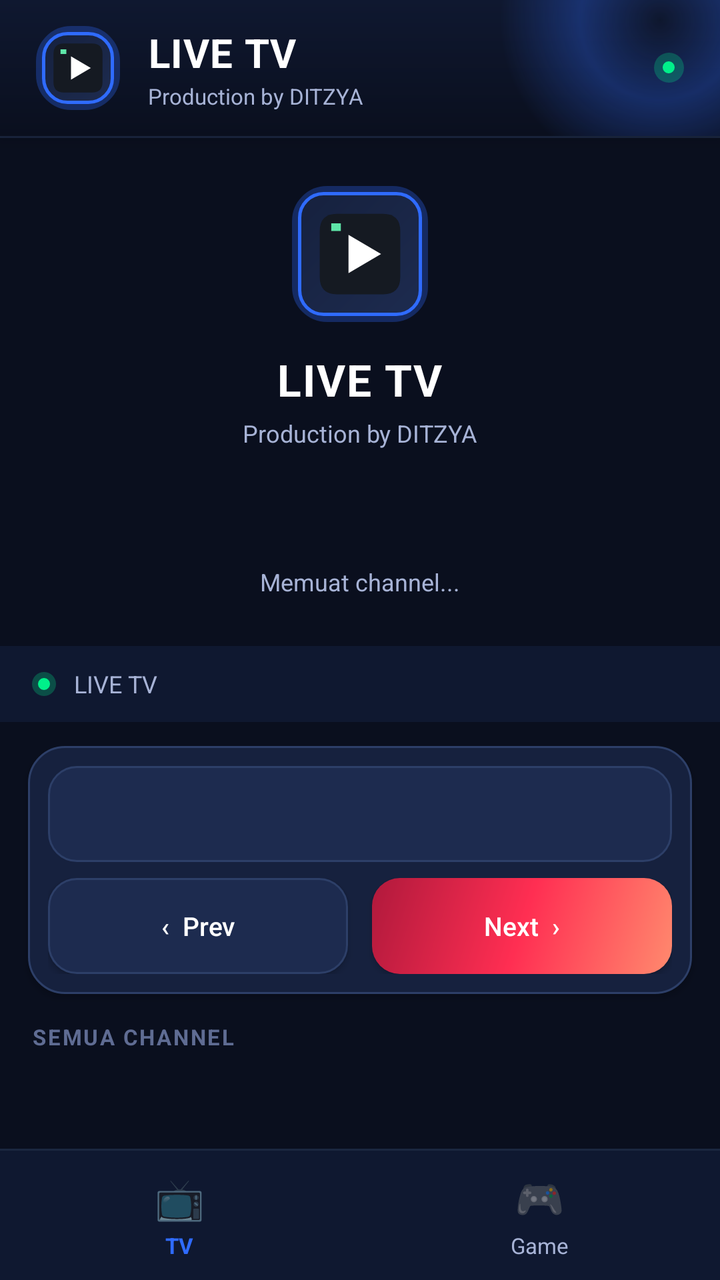
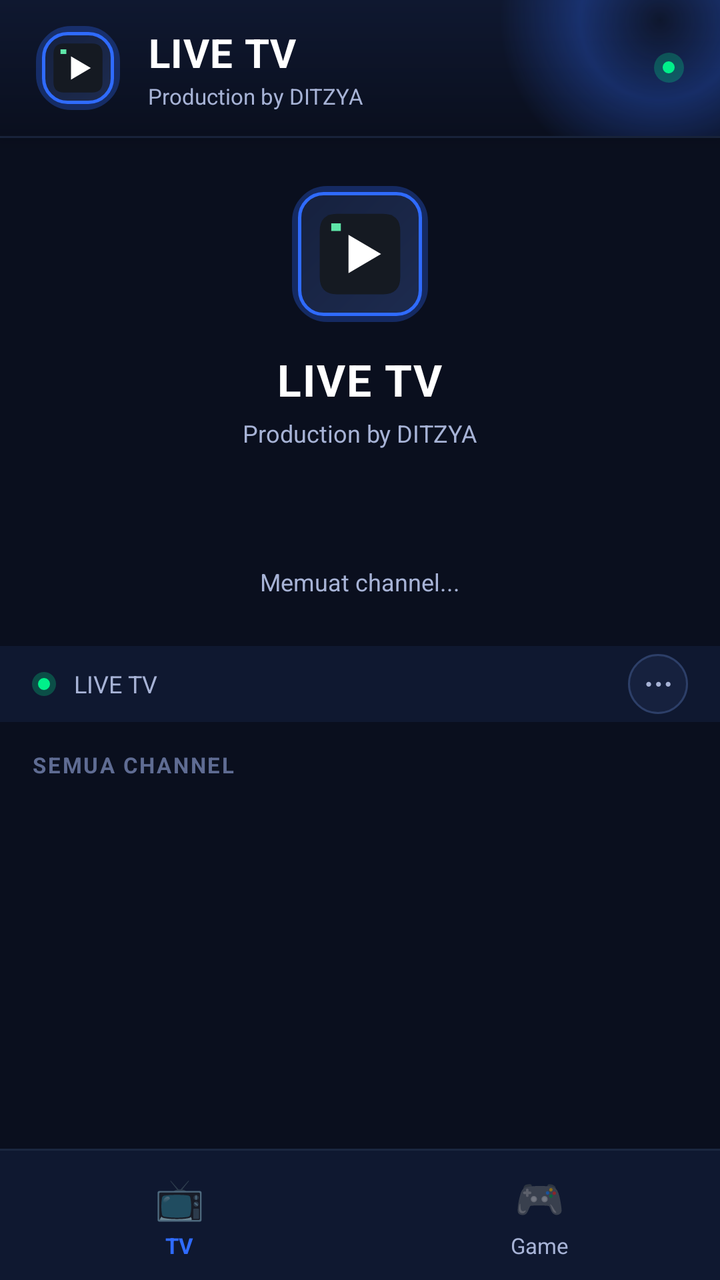

Two renders of the same Android screen: before a commit and after it. Below are the layout's source before the change and the commit's diff.
<!-- AndroidManifest.xml: application theme Theme.BITTV -->
<!-- res/layout/activity_main.xml -->
<?xml version="1.0" encoding="utf-8"?>
<LinearLayout xmlns:android="http://schemas.android.com/apk/res/android"
    xmlns:app="http://schemas.android.com/apk/res-auto"
    android:layout_width="match_parent"
    android:layout_height="match_parent"
    android:orientation="vertical"
    android:background="@color/bg_root">

    
    <LinearLayout
        android:id="@+id/topBar"
        android:layout_width="match_parent"
        android:layout_height="68dp"
        android:gravity="center_vertical"
        android:paddingStart="18dp"
        android:paddingEnd="18dp"
        android:background="@drawable/bg_topbar"
        android:elevation="6dp">

        <FrameLayout
            android:layout_width="42dp"
            android:layout_height="42dp"
            android:background="@drawable/bg_logo_frame"
            android:padding="7dp">

            <ImageView
                android:layout_width="match_parent"
                android:layout_height="match_parent"
                android:src="@drawable/ic_app_logo"
                android:scaleType="centerInside"
                android:contentDescription="@string/app_name" />
        </FrameLayout>

        <LinearLayout
            android:layout_width="0dp"
            android:layout_height="wrap_content"
            android:layout_weight="1"
            android:orientation="vertical"
            android:paddingStart="14dp">

            <TextView
                android:layout_width="wrap_content"
                android:layout_height="wrap_content"
                android:text="@string/app_name"
                android:textColor="@color/text_primary"
                android:textSize="20sp"
                android:letterSpacing="0.02"
                android:textStyle="bold" />

            <TextView
                android:id="@+id/activeChannelText"
                android:layout_width="wrap_content"
                android:layout_height="wrap_content"
                android:layout_marginTop="1dp"
                android:text="@string/production_by"
                android:textColor="@color/text_secondary"
                android:textSize="11sp"
                android:maxLines="1"
                android:ellipsize="end" />
        </LinearLayout>

        <View
            android:layout_width="15dp"
            android:layout_height="15dp"
            android:background="@drawable/bg_live_dot" />
    </LinearLayout>

    
    <View
        android:layout_width="match_parent"
        android:layout_height="1dp"
        android:background="@color/divider" />

    
    <LinearLayout
        android:id="@+id/tvContentContainer"
        android:layout_width="match_parent"
        android:layout_height="0dp"
        android:layout_weight="1"
        android:orientation="vertical">

        <FrameLayout
            android:id="@+id/startupOverlay"
            android:layout_width="match_parent"
            android:layout_height="wrap_content"
            android:minHeight="230dp"
            android:background="@color/bg_root"
            android:foregroundGravity="center">

        <LinearLayout
            android:layout_width="match_parent"
            android:layout_height="match_parent"
            android:gravity="center"
            android:orientation="vertical"
            android:padding="24dp">

            <FrameLayout
                android:layout_width="68dp"
                android:layout_height="68dp"
                android:background="@drawable/bg_logo_frame"
                android:padding="11dp">

                <ImageView
                    android:layout_width="match_parent"
                    android:layout_height="match_parent"
                    android:src="@drawable/ic_app_logo"
                    android:scaleType="centerInside"
                    android:contentDescription="@string/app_name" />
            </FrameLayout>

            <TextView
                android:layout_width="wrap_content"
                android:layout_height="wrap_content"
                android:layout_marginTop="14dp"
                android:text="LIVE TV"
                android:textColor="@color/text_primary"
                android:textStyle="bold"
                android:letterSpacing="0.03"
                android:textSize="22sp" />

            <TextView
                android:id="@+id/startupSubtitle"
                android:layout_width="wrap_content"
                android:layout_height="wrap_content"
                android:layout_marginTop="4dp"
                android:text="Production by DITZYA"
                android:textColor="@color/text_secondary"
                android:textSize="12sp" />

            <ProgressBar
                android:layout_width="28dp"
                android:layout_height="28dp"
                android:layout_marginTop="20dp"
                android:indeterminateTint="@color/accent" />

            <TextView
                android:layout_width="wrap_content"
                android:layout_height="wrap_content"
                android:layout_marginTop="10dp"
                android:text="Memuat channel..."
                android:textColor="@color/text_secondary"
                android:textSize="12sp" />
        </LinearLayout>
    </FrameLayout>

    <com.bittv.iptv.ui.RatioFrameLayout
        android:id="@+id/playerContainer"
        android:layout_width="match_parent"
        android:layout_height="wrap_content"
        android:background="#000000"
        android:visibility="gone">


        <Button
            android:id="@+id/fullscreenRetryButton"
            android:layout_width="wrap_content"
            android:layout_height="48dp"
            android:layout_gravity="center"
            android:paddingStart="22dp"
            android:paddingEnd="22dp"
            android:background="@drawable/bg_button_primary"
            android:textColor="@color/text_primary"
            android:text="↻  Coba Lagi"
            android:textAllCaps="false"
            android:textSize="13sp"
            android:visibility="gone" />

        <androidx.media3.ui.PlayerView
            android:id="@+id/playerView"
            android:layout_width="match_parent"
            android:layout_height="match_parent"
            android:background="#000000"
            app:use_controller="false"
            app:show_buffering="when_playing"
            app:resize_mode="fit"
            app:controller_layout_id="@layout/exo_player_control_view"
            app:show_shuffle_button="false"
            app:show_subtitle_button="false"
            app:show_vr_button="false"
            app:show_previous_button="false"
            app:show_next_button="false"
            app:show_rewind_button="false"
            app:show_fastforward_button="false" />

        <View
            android:layout_width="match_parent"
            android:layout_height="56dp"
            android:layout_gravity="bottom"
            android:background="@drawable/scrim_player_bottom" />

        <Button
            android:id="@+id/fullscreenButton"
            android:layout_width="42dp"
            android:layout_height="42dp"
            android:layout_gravity="bottom|end"
            android:layout_marginEnd="10dp"
            android:layout_marginBottom="10dp"
            android:background="@drawable/bg_fullscreen_toggle"
            android:text="⛶"
            android:textColor="@color/text_primary"
            android:textSize="20sp"
            android:minWidth="0dp"
            android:minHeight="0dp"
            android:padding="0dp"
            android:elevation="6dp"
            android:contentDescription="Fullscreen" />

    </com.bittv.iptv.ui.RatioFrameLayout>

    <LinearLayout
        android:id="@+id/statusBar"
        android:layout_width="match_parent"
        android:layout_height="38dp"
        android:gravity="center_vertical"
        android:paddingStart="16dp"
        android:paddingEnd="16dp"
        android:background="@color/bg_root_soft">

        <View
            android:layout_width="12dp"
            android:layout_height="12dp"
            android:layout_marginEnd="9dp"
            android:background="@drawable/bg_live_dot" />

        <TextView
            android:id="@+id/statusText"
            android:layout_width="0dp"
            android:layout_height="wrap_content"
            android:layout_weight="1"
            android:text="LIVE TV"
            android:textColor="@color/text_secondary"
            android:textSize="12sp"
            android:maxLines="1"
            android:ellipsize="end" />
    </LinearLayout>

    
    <LinearLayout
        android:layout_width="match_parent"
        android:layout_height="wrap_content"
        android:orientation="vertical"
        android:layout_marginStart="14dp"
        android:layout_marginTop="12dp"
        android:layout_marginEnd="14dp"
        android:background="@drawable/bg_channel"
        android:padding="10dp"
        android:elevation="2dp">

        
        <EditText
            android:id="@+id/searchInput"
            android:layout_width="0dp"
            android:layout_height="0dp"
            android:visibility="gone" />

        <Spinner
            android:id="@+id/groupSpinner"
            android:layout_width="match_parent"
            android:layout_height="48dp"
            android:background="@drawable/bg_input"
            android:paddingStart="14dp"
            android:paddingEnd="14dp" />

        <LinearLayout
            android:layout_width="match_parent"
            android:layout_height="48dp"
            android:layout_marginTop="8dp"
            android:orientation="horizontal">

            <Button
                android:id="@+id/previousButton"
                android:layout_width="0dp"
                android:layout_height="match_parent"
                android:layout_weight="1"
                android:layout_marginEnd="6dp"
                android:background="@drawable/bg_button_outline"
                android:textColor="@color/text_primary"
                android:text="‹  Prev"
                android:textAllCaps="false"
                android:textSize="13sp" />

            <Button
                android:id="@+id/nextButton"
                android:layout_width="0dp"
                android:layout_height="match_parent"
                android:layout_weight="1"
                android:layout_marginStart="6dp"
                android:background="@drawable/bg_button_primary"
                android:textColor="@color/text_primary"
                android:text="Next  ›"
                android:textAllCaps="false"
                android:textSize="13sp" />
        </LinearLayout>
    </LinearLayout>

    <Button
        android:id="@+id/retryButton"
        android:layout_width="match_parent"
        android:layout_height="46dp"
        android:layout_marginStart="14dp"
        android:layout_marginTop="10dp"
        android:layout_marginEnd="14dp"
        android:background="@drawable/bg_button_primary"
        android:textColor="@color/text_primary"
        android:textAllCaps="false"
        android:text="↻  Coba Lagi"
        android:visibility="gone" />

    <TextView
        android:layout_width="wrap_content"
        android:layout_height="wrap_content"
        android:layout_marginStart="16dp"
        android:layout_marginTop="14dp"
        android:layout_marginBottom="2dp"
        android:text="SEMUA CHANNEL"
        android:textColor="@color/text_tertiary"
        android:textSize="11sp"
        android:textStyle="bold"
        android:letterSpacing="0.08" />

    <androidx.recyclerview.widget.RecyclerView
        android:id="@+id/channelList"
        android:layout_width="match_parent"
        android:layout_height="0dp"
        android:layout_weight="1"
        android:clipToPadding="false"
        android:paddingStart="8dp"
        android:paddingTop="6dp"
        android:paddingEnd="8dp"
        android:paddingBottom="16dp" />

    </LinearLayout>
    

    
    <LinearLayout
        android:id="@+id/gameContentContainer"
        android:layout_width="match_parent"
        android:layout_height="0dp"
        android:layout_weight="1"
        android:orientation="vertical"
        android:visibility="gone">

        
        <ScrollView
            android:id="@+id/gameMenuContainer"
            android:layout_width="match_parent"
            android:layout_height="match_parent"
            android:clipToPadding="false"
            android:scrollbars="none">

            <LinearLayout
                android:layout_width="match_parent"
                android:layout_height="wrap_content"
                android:orientation="vertical"
                android:padding="16dp">

                <TextView
                    android:layout_width="wrap_content"
                    android:layout_height="wrap_content"
                    android:layout_marginBottom="14dp"
                    android:text="🎮 PILIH GAME"
                    android:textColor="@color/game_accent_light"
                    android:textStyle="bold"
                    android:textSize="13sp"
                    android:letterSpacing="0.06" />

                <LinearLayout
                    android:id="@+id/gameCardTebakGambar"
                    android:layout_width="match_parent"
                    android:layout_height="wrap_content"
                    android:layout_marginBottom="12dp"
                    android:orientation="horizontal"
                    android:gravity="center_vertical"
                    android:background="@drawable/bg_button_game"
                    android:padding="16dp"
                    android:clickable="true"
                    android:focusable="true">

                    <TextView
                        android:layout_width="wrap_content"
                        android:layout_height="wrap_content"
                        android:layout_marginEnd="14dp"
                        android:text="🖼️"
                        android:textSize="28sp" />

                    <LinearLayout
                        android:layout_width="0dp"
                        android:layout_height="wrap_content"
                        android:layout_weight="1"
                        android:orientation="vertical">

                        <TextView
                            android:layout_width="match_parent"
                            android:layout_height="wrap_content"
                            android:text="Tebak Gambar"
                            android:textColor="@color/text_primary"
                            android:textStyle="bold"
                            android:textSize="15sp" />

                        <TextView
                            android:layout_width="match_parent"
                            android:layout_height="wrap_content"
                            android:layout_marginTop="2dp"
                            android:text="Tebak gambarnya sebelum waktu habis"
                            android:textColor="@color/text_secondary"
                            android:textSize="12sp"
                            android:maxLines="1"
                            android:ellipsize="end" />
                    </LinearLayout>

                    <TextView
                        android:layout_width="wrap_content"
                        android:layout_height="wrap_content"
                        android:text="›"
                        android:textColor="@color/game_accent_light"
                        android:textStyle="bold"
                        android:textSize="22sp" />
                </LinearLayout>

                <LinearLayout
                    android:layout_width="match_parent"
                    android:layout_height="wrap_content"
                    android:layout_marginBottom="12dp"
                    android:orientation="horizontal"
                    android:gravity="center_vertical"
                    android:background="@drawable/bg_button_outline"
                    android:padding="16dp"
                    android:alpha="0.55">

                    <TextView
                        android:layout_width="wrap_content"
                        android:layout_height="wrap_content"
                        android:layout_marginEnd="14dp"
                        android:text="🔤"
                        android:textSize="28sp" />

                    <LinearLayout
                        android:layout_width="0dp"
                        android:layout_height="wrap_content"
                        android:layout_weight="1"
                        android:orientation="vertical">

                        <TextView
                            android:layout_width="match_parent"
                            android:layout_height="wrap_content"
                            android:text="Tebak Kata"
                            android:textColor="@color/text_primary"
                            android:textStyle="bold"
                            android:textSize="15sp" />

                        <TextView
                            android:layout_width="match_parent"
                            android:layout_height="wrap_content"
                            android:layout_marginTop="2dp"
                            android:text="Segera hadir"
                            android:textColor="@color/text_secondary"
                            android:textSize="12sp" />
                    </LinearLayout>
                </LinearLayout>

                <LinearLayout
                    android:layout_width="match_parent"
                    android:layout_height="wrap_content"
                    android:orientation="horizontal"
                    android:gravity="center_vertical"
                    android:background="@drawable/bg_button_outline"
                    android:padding="16dp"
                    android:alpha="0.55">

                    <TextView
                        android:layout_width="wrap_content"
                        android:layout_height="wrap_content"
                        android:layout_marginEnd="14dp"
                        android:text="📺"
                        android:textSize="28sp" />

                    <LinearLayout
                        android:layout_width="0dp"
                        android:layout_height="wrap_content"
                        android:layout_weight="1"
                        android:orientation="vertical">

                        <TextView
                            android:layout_width="match_parent"
                            android:layout_height="wrap_content"
                            android:text="Tebak Logo Channel"
                            android:textColor="@color/text_primary"
                            android:textStyle="bold"
                            android:textSize="15sp" />

                        <TextView
                            android:layout_width="match_parent"
                            android:layout_height="wrap_content"
                            android:layout_marginTop="2dp"
                            android:text="Segera hadir"
                            android:textColor="@color/text_secondary"
                            android:textSize="12sp" />
                    </LinearLayout>
                </LinearLayout>
            </LinearLayout>
        </ScrollView>

        
        <LinearLayout
            android:id="@+id/tebakGambarContainer"
            android:layout_width="match_parent"
            android:layout_height="match_parent"
            android:orientation="vertical"
            android:visibility="gone"
            android:padding="16dp">

        <LinearLayout
            android:layout_width="match_parent"
            android:layout_height="wrap_content"
            android:orientation="horizontal"
            android:gravity="center_vertical">

            <TextView
                android:id="@+id/gameBackButton"
                android:layout_width="30dp"
                android:layout_height="30dp"
                android:layout_marginEnd="8dp"
                android:background="@drawable/bg_button_outline"
                android:clickable="true"
                android:focusable="true"
                android:gravity="center"
                android:text="‹"
                android:textColor="@color/text_primary"
                android:textStyle="bold"
                android:textSize="18sp" />

            <TextView
                android:layout_width="0dp"
                android:layout_height="wrap_content"
                android:layout_weight="1"
                android:text="🖼️ TEBAK GAMBAR"
                android:textColor="@color/game_accent_light"
                android:textStyle="bold"
                android:textSize="13sp"
                android:letterSpacing="0.06" />

            <TextView
                android:id="@+id/gameTimerText"
                android:layout_width="wrap_content"
                android:layout_height="wrap_content"
                android:background="@drawable/bg_game_timer"
                android:paddingStart="14dp"
                android:paddingEnd="14dp"
                android:paddingTop="6dp"
                android:paddingBottom="6dp"
                android:layout_marginEnd="8dp"
                android:text="⏱ 60"
                android:textColor="@color/text_primary"
                android:textStyle="bold"
                android:textSize="13sp" />

            <TextView
                android:id="@+id/gameScoreText"
                android:layout_width="wrap_content"
                android:layout_height="wrap_content"
                android:background="@drawable/bg_button_game"
                android:paddingStart="14dp"
                android:paddingEnd="14dp"
                android:paddingTop="6dp"
                android:paddingBottom="6dp"
                android:text="Skor: 0"
                android:textColor="@color/text_primary"
                android:textStyle="bold"
                android:textSize="13sp" />
        </LinearLayout>

        
        <FrameLayout
            android:layout_width="match_parent"
            android:layout_height="0dp"
            android:layout_weight="1"
            android:layout_marginTop="12dp"
            android:background="@drawable/bg_game_image_frame"
            android:elevation="6dp"
            android:padding="10dp">

            <ImageView
                android:id="@+id/gameImageView"
                android:layout_width="match_parent"
                android:layout_height="match_parent"
                android:scaleType="fitCenter"
                android:contentDescription="Tebak gambar" />

            <ProgressBar
                android:id="@+id/gameImageLoading"
                android:layout_width="32dp"
                android:layout_height="32dp"
                android:layout_gravity="center"
                android:indeterminateTint="@color/game_accent_light" />
        </FrameLayout>

        <TextView
            android:id="@+id/gameFeedbackText"
            android:layout_width="match_parent"
            android:layout_height="wrap_content"
            android:layout_marginTop="10dp"
            android:gravity="center"
            android:textColor="@color/text_secondary"
            android:textSize="13sp"
            android:minLines="1" />

        <EditText
            android:id="@+id/gameAnswerInput"
            android:layout_width="match_parent"
            android:layout_height="52dp"
            android:layout_marginTop="8dp"
            android:background="@drawable/bg_input"
            android:hint="Jawabanmu apa..."
            android:paddingStart="16dp"
            android:paddingEnd="16dp"
            android:singleLine="true"
            android:imeOptions="actionDone"
            android:textColor="@color/text_primary"
            android:textColorHint="@color/text_tertiary"
            android:textCursorDrawable="@null"
            android:textAllCaps="true" />

        <LinearLayout
            android:layout_width="match_parent"
            android:layout_height="48dp"
            android:layout_marginTop="10dp"
            android:orientation="horizontal">

            <Button
                android:id="@+id/gameSkipButton"
                android:layout_width="0dp"
                android:layout_height="match_parent"
                android:layout_weight="1"
                android:layout_marginEnd="6dp"
                android:background="@drawable/bg_button_outline"
                android:textColor="@color/text_primary"
                android:text="Lewati"
                android:textAllCaps="false"
                android:textSize="13sp" />

            <Button
                android:id="@+id/gameSubmitButton"
                android:layout_width="0dp"
                android:layout_height="match_parent"
                android:layout_weight="1"
                android:layout_marginStart="6dp"
                android:background="@drawable/bg_button_game"
                android:textColor="@color/text_primary"
                android:text="Jawab"
                android:textAllCaps="false"
                android:textSize="13sp" />
        </LinearLayout>
        </LinearLayout>
        
    </LinearLayout>
    

    
    <View
        android:id="@+id/bottomNavDivider"
        android:layout_width="match_parent"
        android:layout_height="1dp"
        android:background="@color/divider" />

    <LinearLayout
        android:id="@+id/bottomNavBar"
        android:layout_width="match_parent"
        android:layout_height="wrap_content"
        android:orientation="horizontal"
        android:background="@color/bg_root_soft">

        <LinearLayout
            android:id="@+id/bottomNavTv"
            android:layout_width="0dp"
            android:layout_height="wrap_content"
            android:layout_weight="1"
            android:orientation="vertical"
            android:gravity="center"
            android:paddingTop="10dp"
            android:paddingBottom="10dp"
            android:clickable="true"
            android:focusable="true"
            android:background="?attr/selectableItemBackgroundBorderless">

            <TextView
                android:layout_width="wrap_content"
                android:layout_height="wrap_content"
                android:text="📺"
                android:textSize="20sp" />

            <TextView
                android:id="@+id/bottomNavTvLabel"
                android:layout_width="wrap_content"
                android:layout_height="wrap_content"
                android:layout_marginTop="3dp"
                android:text="TV"
                android:textColor="@color/brand_blue"
                android:textStyle="bold"
                android:textSize="11sp" />
        </LinearLayout>

        <LinearLayout
            android:id="@+id/bottomNavGame"
            android:layout_width="0dp"
            android:layout_height="wrap_content"
            android:layout_weight="1"
            android:orientation="vertical"
            android:gravity="center"
            android:paddingTop="10dp"
            android:paddingBottom="10dp"
            android:clickable="true"
            android:focusable="true"
            android:background="?attr/selectableItemBackgroundBorderless">

            <TextView
                android:layout_width="wrap_content"
                android:layout_height="wrap_content"
                android:text="🎮"
                android:textSize="20sp" />

            <TextView
                android:id="@+id/bottomNavGameLabel"
                android:layout_width="wrap_content"
                android:layout_height="wrap_content"
                android:layout_marginTop="3dp"
                android:text="Game"
                android:textColor="@color/text_secondary"
                android:textSize="11sp" />
        </LinearLayout>
    </LinearLayout>

</LinearLayout>
<!-- res/layout/exo_player_control_view.xml (included above) -->
<?xml version="1.0" encoding="utf-8"?>
<FrameLayout xmlns:android="http://schemas.android.com/apk/res/android"
    android:layout_width="match_parent"
    android:layout_height="match_parent">

    
    <LinearLayout
        android:layout_width="wrap_content"
        android:layout_height="wrap_content"
        android:layout_gravity="bottom|start"
        android:layout_margin="12dp"
        android:orientation="horizontal"
        android:gravity="center_vertical"
        android:background="@drawable/bg_fullscreen_toggle"
        android:paddingStart="10dp"
        android:paddingEnd="12dp"
        android:paddingTop="6dp"
        android:paddingBottom="6dp">

        <View
            android:layout_width="7dp"
            android:layout_height="7dp"
            android:layout_marginEnd="6dp"
            android:background="@drawable/bg_live_dot" />

        <TextView
            android:layout_width="wrap_content"
            android:layout_height="wrap_content"
            android:text="LIVE"
            android:textColor="@color/text_primary"
            android:textStyle="bold"
            android:textSize="12sp" />

    </LinearLayout>

    
    <ImageButton
        android:id="@id/exo_play"
        android:layout_width="64dp"
        android:layout_height="64dp"
        android:layout_gravity="center"
        android:background="@drawable/bg_fullscreen_toggle"
        android:padding="16dp"
        android:tint="@color/text_primary"
        android:src="@android:drawable/ic_media_play"
        android:contentDescription="Play" />

    <ImageButton
        android:id="@id/exo_pause"
        android:layout_width="64dp"
        android:layout_height="64dp"
        android:layout_gravity="center"
        android:background="@drawable/bg_fullscreen_toggle"
        android:padding="16dp"
        android:tint="@color/text_primary"
        android:src="@android:drawable/ic_media_pause"
        android:contentDescription="Pause" />

</FrameLayout>
<!-- resources referenced by this layout -->
<resources>
  <color name="accent">#FF2E52</color>
  <color name="bg_root">#0A0F1E</color>
  <color name="bg_root_soft">#0F1830</color>
  <color name="brand_blue">#2F6BFF</color>
  <color name="divider">#1B2740</color>
  <color name="game_accent_light">#B9A2FF</color>
  <color name="text_primary">#FFFFFF</color>
  <color name="text_secondary">#A7B3D6</color>
  <color name="text_tertiary">#5F6C93</color>
  <!-- drawable bg_button_outline (drawable) -->
  <?xml version="1.0" encoding="utf-8"?>
  <ripple xmlns:android="http://schemas.android.com/apk/res/android"
      android:color="#33FFFFFF">
      <item>
          <shape android:shape="rectangle">
              <solid android:color="@color/surface_elevated" />
              <stroke android:width="1dp" android:color="@color/surface_stroke" />
              <corners android:radius="14dp" />
          </shape>
      </item>
  </ripple>
  <!-- drawable bg_channel (drawable) -->
  <?xml version="1.0" encoding="utf-8"?>
  <shape xmlns:android="http://schemas.android.com/apk/res/android">
  
      <solid android:color="@color/surface"/>
  
      <corners android:radius="18dp"/>
  
      <stroke
          android:width="1dp"
          android:color="@color/surface_stroke"/>
  
      <padding
          android:left="2dp"
          android:top="2dp"
          android:right="2dp"
          android:bottom="2dp"/>
  
  </shape>
  <!-- drawable bg_fullscreen_toggle (drawable) -->
  <?xml version="1.0" encoding="utf-8"?>
  <ripple xmlns:android="http://schemas.android.com/apk/res/android"
      android:color="#55FFFFFF">
      <item>
          <shape android:shape="oval">
              <solid android:color="#99000000" />
              <stroke android:width="1dp" android:color="#26FFFFFF" />
          </shape>
      </item>
  </ripple>
  <!-- drawable bg_game_timer (drawable) -->
  <?xml version="1.0" encoding="utf-8"?>
  <shape xmlns:android="http://schemas.android.com/apk/res/android"
      android:shape="rectangle">
      <solid android:color="#33FF4757" />
      <corners android:radius="20dp" />
      <stroke
          android:width="1.5dp"
          android:color="@color/accent" />
  </shape>
  <!-- drawable bg_input (drawable) -->
  <?xml version="1.0" encoding="utf-8"?>
  <shape xmlns:android="http://schemas.android.com/apk/res/android">
      <solid android:color="@color/surface_elevated"/>
      <corners android:radius="14dp"/>
      <stroke android:width="1dp" android:color="@color/surface_stroke"/>
  </shape>
  <!-- drawable scrim_player_bottom (drawable) -->
  <?xml version="1.0" encoding="utf-8"?>
  <shape xmlns:android="http://schemas.android.com/apk/res/android"
      android:shape="rectangle">
      <solid android:color="@android:color/transparent" />
  </shape>
  <string name="app_name">LIVE TV</string>
  <string name="production_by">Production by DITZYA</string>
  <color name="game_accent">#7A5CFF</color>
  <color name="game_accent_dark">#4A2FB0</color>
  <color name="surface_elevated">#1D2B4F</color>
  <color name="surface_stroke">#2D3F68</color>
  <color name="accent_light">#FF8A6E</color>
  <color name="accent_dark">#B0193C</color>
  <color name="surface">#16213E</color>
  <color name="live_dot_glow">#4000F08A</color>
  <color name="live_dot">#00F08A</color>
  <color name="brand_blue_glow">#4D2F6BFF</color>
  <color name="brand_blue_dark">#123A9E</color>
  <!-- unchanged entries left out for length: 8 -->
</resources>

<!-- the commit's change to res/layout/activity_main.xml (unified diff, before → after) -->
@@ -232,19 +232,37 @@
             android:textSize="12sp"
             android:maxLines="1"
             android:ellipsize="end" />
+
+        
+        <TextView
+            android:id="@+id/filterMenuButton"
+            android:layout_width="30dp"
+            android:layout_height="30dp"
+            android:layout_marginStart="8dp"
+            android:gravity="center"
+            android:text="⋯"
+            android:textColor="@color/text_secondary"
+            android:textStyle="bold"
+            android:textSize="16sp"
+            android:background="@drawable/bg_filter_menu_button"
+            android:clickable="true"
+            android:focusable="true"
+            android:contentDescription="Filter channel" />
     </LinearLayout>
 
     
     <LinearLayout
+        android:id="@+id/filterCard"
         android:layout_width="match_parent"
         android:layout_height="wrap_content"
         android:orientation="vertical"
         android:layout_marginStart="14dp"
-        android:layout_marginTop="12dp"
+        android:layout_marginTop="10dp"
         android:layout_marginEnd="14dp"
         android:background="@drawable/bg_channel"
         android:padding="10dp"
-        android:elevation="2dp">
+        android:elevation="4dp"
+        android:visibility="gone">
 
         
         <EditText
<!-- resource entries referenced after the edit -->
@@ -40,6 +40,17 @@
           android:bottom="2dp"/>
   
   </shape>
+  <!-- drawable bg_filter_menu_button (drawable) -->
+  <?xml version="1.0" encoding="utf-8"?>
+  <ripple xmlns:android="http://schemas.android.com/apk/res/android"
+      android:color="@color/brand_blue_glow">
+      <item>
+          <shape android:shape="oval">
+              <solid android:color="@color/surface" />
+              <stroke android:width="1dp" android:color="@color/surface_stroke" />
+          </shape>
+      </item>
+  </ripple>
   <!-- drawable bg_fullscreen_toggle (drawable) -->
   <?xml version="1.0" encoding="utf-8"?>
   <ripple xmlns:android="http://schemas.android.com/apk/res/android"
